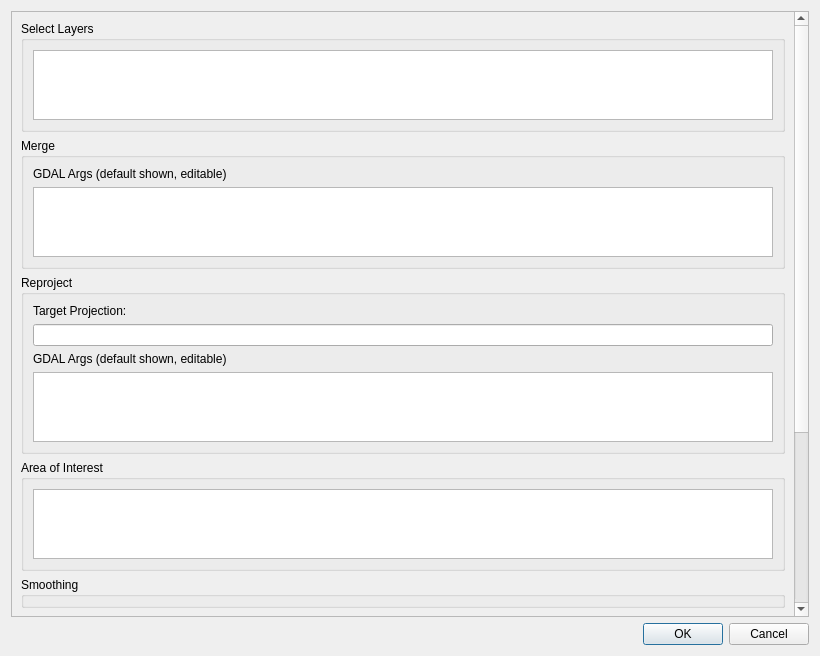
Qt form qgis_blender_dialog_base.ui (benleamon/QGIS2Blender) before a commit.
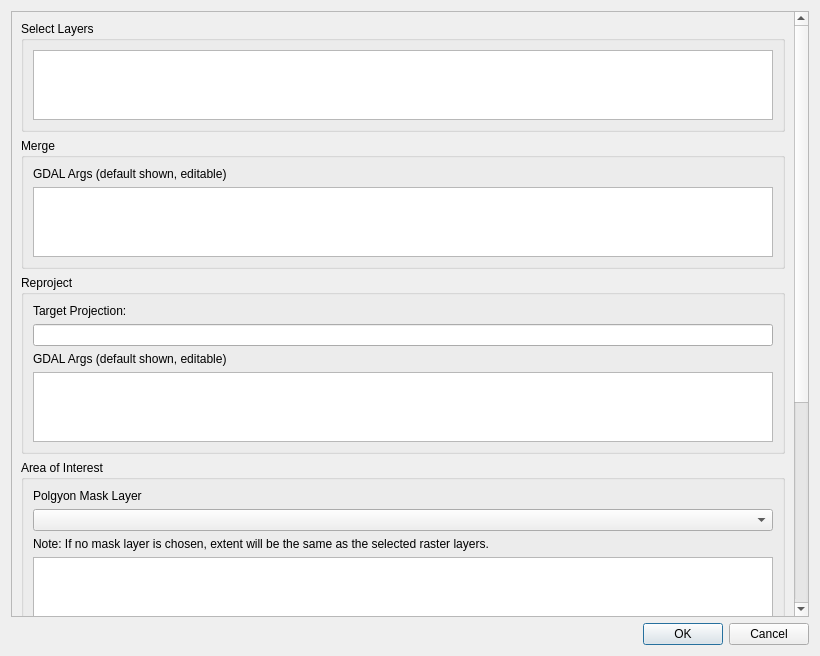
The same form after that commit.

Commit message: Add option to use a polygon mask layer for AOI clipping

Patch:
```diff
--- a/qgis_blender_dialog_base.ui
+++ b/qgis_blender_dialog_base.ui
@@ -28,9 +28,9 @@
         <property name="geometry">
          <rect>
           <x>0</x>
-          <y>0</y>
+          <y>-423</y>
           <width>767</width>
-          <height>926</height>
+          <height>1004</height>
          </rect>
         </property>
         <layout class="QVBoxLayout" name="verticalLayout_6">
@@ -108,6 +108,23 @@
             <string>Area of Interest</string>
            </property>
            <layout class="QVBoxLayout" name="verticalLayout_7">
+            <item>
+             <widget class="QLabel" name="label_7">
+              <property name="text">
+               <string>Polgyon Mask Layer</string>
+              </property>
+             </widget>
+            </item>
+            <item>
+             <widget class="QComboBox" name="comboBox_mask_layer"/>
+            </item>
+            <item>
+             <widget class="QLabel" name="label_4">
+              <property name="text">
+               <string>Note: If no mask layer is chosen, extent will be the same as the selected raster layers.</string>
+              </property>
+             </widget>
+            </item>
             <item>
              <widget class="QPlainTextEdit" name="plainTextEdit_clip_args"/>
             </item>
```
The commit also changes 2 other files.
